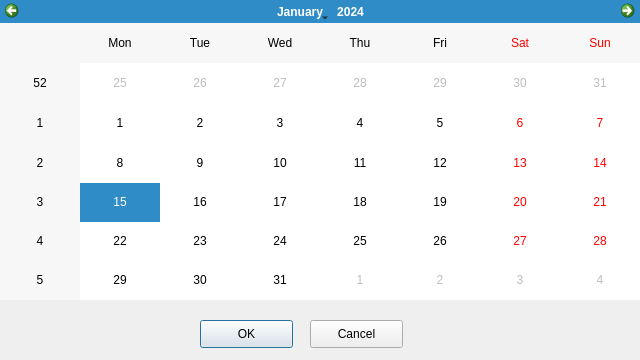
This is 3_Solution/CleverClient/datepickerdialog.ui in georgecpp/CleverPocket as Qt 5 draws it before an edit. The edited form follows.
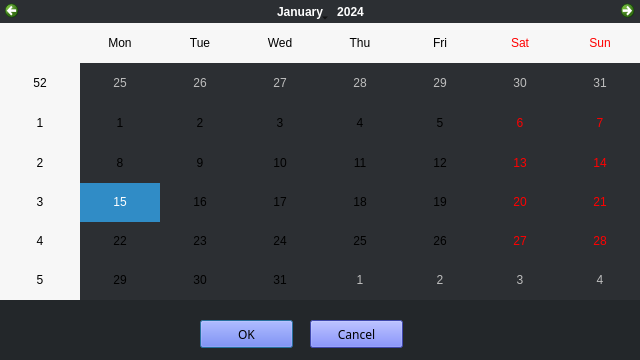
This is the edited form.

Patch:
```diff
--- a/3_Solution/CleverClient/datepickerdialog.ui
+++ b/3_Solution/CleverClient/datepickerdialog.ui
@@ -13,6 +13,11 @@
   <property name="windowTitle">
    <string>DatePickerDialog</string>
   </property>
+  <property name="styleSheet">
+   <string notr="true">background-color:rgb(35, 39, 42);
+
+</string>
+  </property>
   <widget class="QCalendarWidget" name="calendarWidget">
    <property name="geometry">
     <rect>
@@ -22,6 +27,9 @@
      <height>300</height>
     </rect>
    </property>
+   <property name="styleSheet">
+    <string notr="true">background-color:rgb(44, 47, 51);</string>
+   </property>
   </widget>
   <widget class="QPushButton" name="okPushButton">
    <property name="geometry">
@@ -32,6 +40,28 @@
      <height>28</height>
     </rect>
    </property>
+   <property name="font">
+    <font>
+     <family>Whitney</family>
+     <pointsize>9</pointsize>
+    </font>
+   </property>
+   <property name="styleSheet">
+    <string notr="true">
+QPushButton {
+     background-color: rgb(88, 101, 242);
+ }
+ QPushButton#pushButton:pressed {
+   	background-color: rgb(88, 157, 242); 
+ }
+ QPushButton#pushButton:hover {
+     
+	background-color: rgb(88, 157, 242);
+ }
+ QPushButton[text] {
+    color:white;
+ }</string>
+   </property>
    <property name="text">
     <string>OK</string>
    </property>
@@ -45,6 +75,28 @@
      <height>28</height>
     </rect>
    </property>
+   <property name="font">
+    <font>
+     <family>Whitney</family>
+     <pointsize>9</pointsize>
+    </font>
+   </property>
+   <property name="styleSheet">
+    <string notr="true">
+QPushButton {
+     background-color: rgb(88, 101, 242);
+ }
+ QPushButton#pushButton:pressed {
+   	background-color: rgb(88, 157, 242); 
+ }
+ QPushButton#pushButton:hover {
+     
+	background-color: rgb(88, 157, 242);
+ }
+ QPushButton[text] {
+    color:white;
+ }</string>
+   </property>
    <property name="text">
     <string>Cancel</string>
    </property>
```
